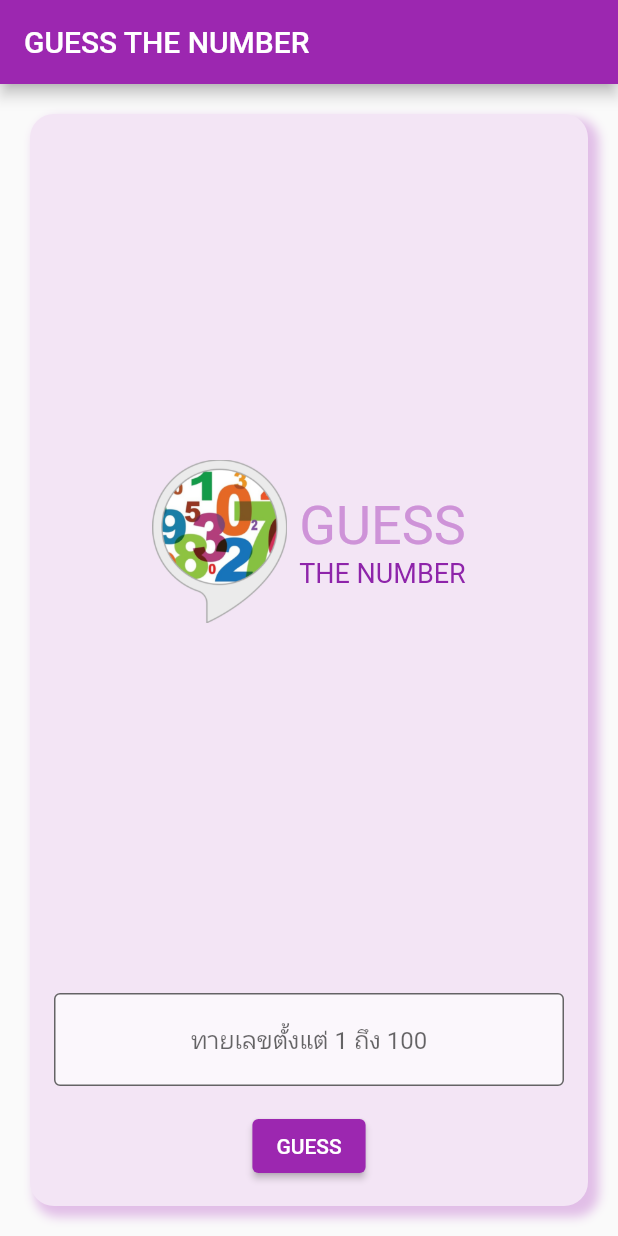
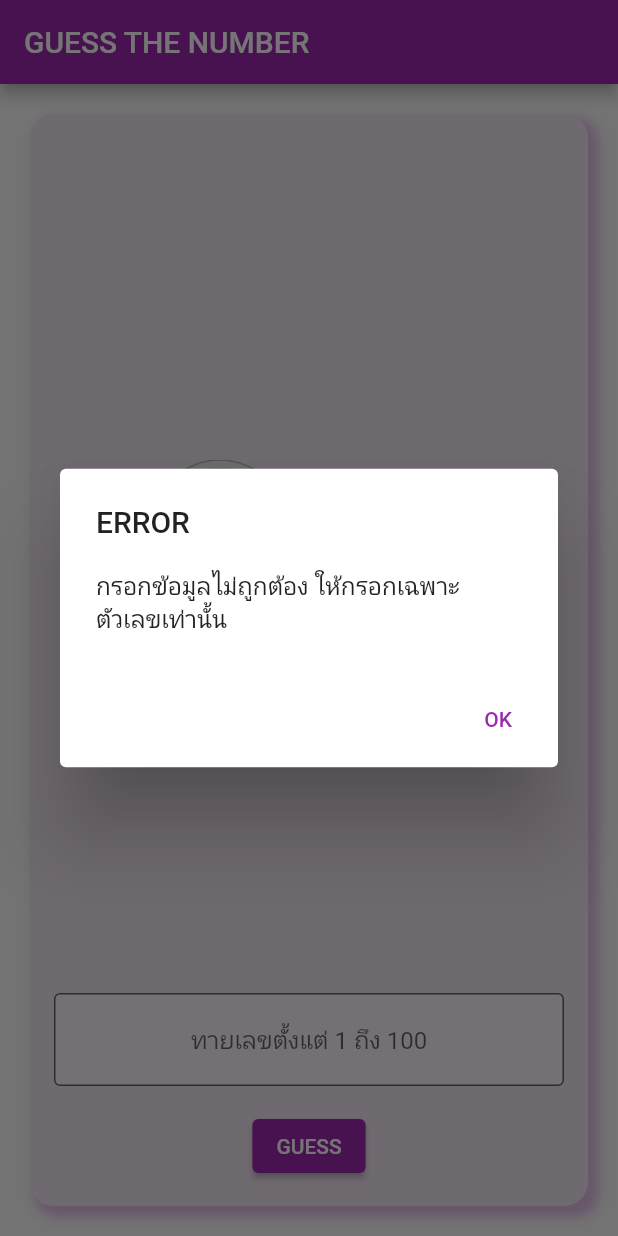
Before and after one commit to ASURAGUY/hw6_guessnumber, a Flutter app: the screen it shows after launch, after a tap on "GUESS", on a phone screen of 412 x 824 dp. Run offline on Flutter 3.47's test engine with Material 2 defaults, Android fonts, the phone set to English and light mode, and no system bars; missing offline and left inert: dart:html.

Commit message:
initial commit

```diff
--- a/lib/main.dart
+++ b/lib/main.dart
@@ -1,3 +1,5 @@
+import 'dart:html';
+
 import 'package:flutter/cupertino.dart';
 import 'package:flutter/material.dart';
 
@@ -26,6 +28,7 @@ class HomePage extends StatelessWidget {
   HomePage({Key? key}) : super(key: key);
 
   final _controller = TextEditingController();
+  bool _validate = false;
   var game = Game();
 
   @override
@@ -53,24 +56,7 @@ class HomePage extends StatelessWidget {
           child: Column(
             mainAxisAlignment: MainAxisAlignment.center,
             children: [
-              /*Row(
-                children: [
-                  Container(width: 50.0, height: 50.0, color: Colors.blue),
-                  Expanded(
-                    child: Container(
-                      width: 30.0,
-                      height: 50.0,
-                      //color: Colors.pink,
-                      child: Padding(
-                        padding: const EdgeInsets.only(right: 8.0),
-                        child: Text('FLUTTER', textAlign: TextAlign.end,),
-                      ),
-                      alignment: Alignment.centerRight,
-                    ),
-                  ),
-                  //SizedBox(width: 10.0),
-                ],
-              ),*/
+
               Expanded(
                 child: Row(
                   mainAxisAlignment: MainAxisAlignment.center,
@@ -108,6 +94,8 @@ class HomePage extends StatelessWidget {
                     fillColor: Colors.white.withOpacity(0.7),
                     border: OutlineInputBorder(),
                     hintText: 'ทายเลขตั้งแต่ 1 ถึง 100',
+
+
                   ),
                 ),
               ),
@@ -117,18 +105,18 @@ class HomePage extends StatelessWidget {
                 child: ElevatedButton(
                   child: Text('GUESS'),
                   onPressed: () {
+
                     var input = _controller.text;
-                    var guess = int.parse(input);
-                    var result = game.doGuess(guess);
+                    var guess = int.tryParse(input!);
 
-                    if (result == 1) {
+                    if (guess == null) {
                       showDialog(
                           context: context,
                           barrierDismissible: false,
                           builder: (BuildContext context) {
                             return AlertDialog(
-                                title: Text('RESULT'),
-                                content: Text('$input มากเกินไป กรุณาลองใหม่'),
+                                title: Text('ERROR'),
+                                content: Text('กรอกข้อมูลไม่ถูกต้อง ให้กรอกเฉพาะตัวเลขเท่านั้น'),
                                 actions: [
                                   TextButton(
                                     onPressed: () {
@@ -139,14 +127,16 @@ class HomePage extends StatelessWidget {
                                 ]);
                           }
                       );
-                    } else if (result == -1) {
+                   }else {
+
+                      var result = game.doGuess(guess);
                       showDialog(
                           context: context,
                           barrierDismissible: false,
                           builder: (BuildContext context) {
                             return AlertDialog(
-                              title: Text('RESULT'),
-                              content: Text('$input น้อยเกินไป กรุณาลองใหม่'),
+                                title: Text('${game.titleText}'),
+                                content: Text('$input ${game.Text}'),
                                 actions: [
                                   TextButton(
                                     onPressed: () {
@@ -154,29 +144,7 @@ class HomePage extends StatelessWidget {
                                     },
                                     child: Text('OK'),
                                   )
-                              ],
-                            );
-                          }
-                      );
-                    } else if (result == 0) {
-                      showDialog(
-                          context: context,
-                          barrierDismissible: false,
-                          builder: (BuildContext context) {
-                            return AlertDialog(
-                              title: Text('RESULT'),
-                              content: Text(
-                                  '$input ถูกต้อง!! \nคุณทายทั้งหมด ${game
-                                      .guessCount} ครั้ง'),
-                              actions: [
-                                TextButton(
-                                  onPressed: () {
-                                    Navigator.of(context).pop();
-                                  },
-                                  child: Text('OK'),
-                                )
-                              ],
-                            );
+                                ]);
                           }
                       );
                     }
```
Also changed, not shown: lib/game.dart (+22 -4 lines). Lines whose indentation alone changed are shown as unchanged.
